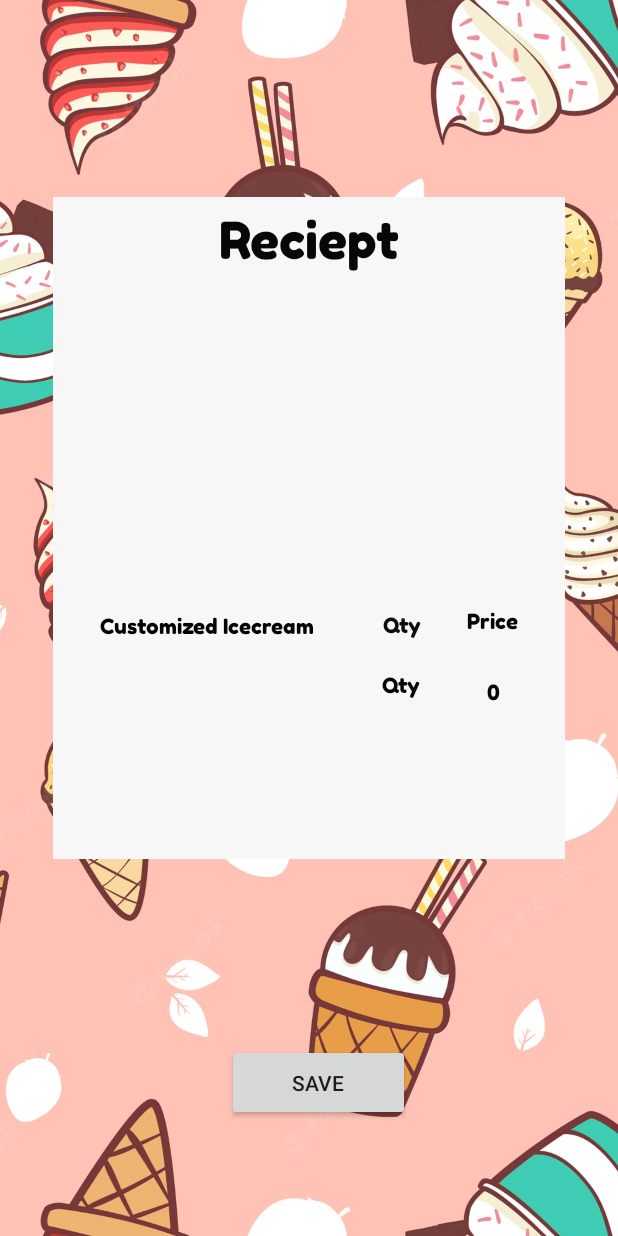
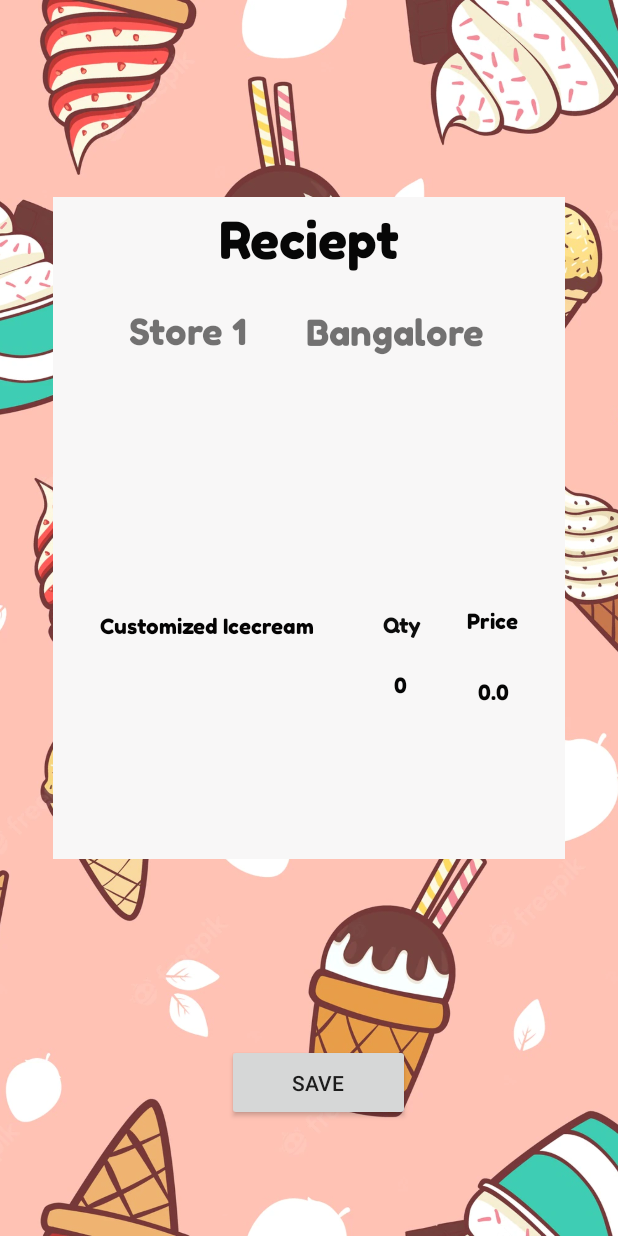
Before and after one commit to Deepanc7/Customice, an Android app: the Delivery screen opened directly, with no data from a screen before it, after a tap on "NEXT", on a phone screen of 412 x 824 dp. Run offline under Robolectric (Android 15) with nearby library versions, the phone set to English and light mode, and no system bars; Roboto replaces fonts that are not available here.

Commit message:
price and quantity

```diff
--- a/app/build.gradle
+++ b/app/build.gradle
@@ -32,6 +32,7 @@ dependencies {
 
     def fragment_version = "1.3.4"
 
+
     // Java language implementation
     implementation "androidx.fragment:fragment:$fragment_version"
     implementation 'pl.droidsonroids.gif:android-gif-drawable:1.2.24'
--- a/app/src/main/java/com/example/t_frag/BillActivity.java
+++ b/app/src/main/java/com/example/t_frag/BillActivity.java
@@ -9,8 +9,8 @@ import androidx.appcompat.app.AppCompatActivity;
 
 public class BillActivity extends AppCompatActivity {
 
-    String a,b,name,t;
-    TextView rcv,rcv1,address,icecream,price;
+    String a,b,name,t,add;
+    TextView rcv,rcv1,address,icecream,price,qty;
     private static final int PERMISSION_REQUEST_CODE = 200;
     @Override
     protected void onCreate(Bundle savedInstanceState) {
@@ -20,19 +20,26 @@ public class BillActivity extends AppCompatActivity {
         Bundle bundle=getIntent().getBundleExtra("a");
         a=bundle.getString("data");
         b=bundle.getString("data1");
+        add=bundle.getString("data2");
         rcv = (TextView) findViewById(R.id.textView8);
         rcv1 = (TextView) findViewById(R.id.textView2);
+        address = (TextView) findViewById(R.id.textView52);
+        address.setText(add);
         rcv.setText(a);
         rcv1.setText(b);
         SharedPreferences sharedPref = getSharedPreferences("preferences",0);
         String s1 = sharedPref.getString("icecream","");
         int a = sharedPref.getInt("total", 0);
+        int c = sharedPref.getInt("quantity", 0);
 
+        float t1=c*a;
+        qty = (TextView) findViewById(R.id.textView36);
+        qty.setText(String.valueOf(c));
         icecream = (TextView) findViewById(R.id.textView34);
         price = (TextView) findViewById(R.id.textView35);
-// We can then use the data
         icecream.setText(s1);
-        price.setText(String.valueOf(a));
+        price.setText(String.valueOf(t1));
+
 
     }
 }
--- a/app/src/main/java/com/example/t_frag/Delivery.java
+++ b/app/src/main/java/com/example/t_frag/Delivery.java
@@ -17,7 +17,7 @@ public class Delivery extends AppCompatActivity {
     private Spinner dynamicSpinner3;
     private Spinner dynamicSpinner4;
     EditText e;
-    String c;
+    String c,b;
     @Override
     protected void onCreate(Bundle savedInstanceState) {
         super.onCreate(savedInstanceState);
@@ -37,6 +37,7 @@ public class Delivery extends AppCompatActivity {
             public void onItemSelected(AdapterView<?> parent, View view,
                                        int position, long id) {
                 Log.v("item", (String) parent.getItemAtPosition(position));
+                b=(String)parent.getItemAtPosition(position);
 
             }
 
@@ -68,18 +69,21 @@ public class Delivery extends AppCompatActivity {
         });
 
         e=(EditText)findViewById(R.id.edit);
-        //String e1=e.getText().toString();
+
         Button button = (Button)findViewById(R.id.next_button3);
 
         button.setOnClickListener(new View.OnClickListener() {
             public void onClick(View v) {
                 String e1=e.getText().toString();
                 Bundle bundle=new Bundle();
-                bundle.putString("data", e1);
+                bundle.putString("data", c);
+                bundle.putString("data1",b);
+                bundle.putString("data2",e1);
                 Intent it=new Intent(getBaseContext(),BillActivity.class);
                 it.putExtra("a",bundle);
                 startActivity(it);
             }
         });
+
     }
 }
--- a/app/src/main/java/com/example/t_frag/StoreActivity.java
+++ b/app/src/main/java/com/example/t_frag/StoreActivity.java
@@ -79,5 +79,6 @@ public class StoreActivity extends AppCompatActivity {
                 startActivity(it);
             }
         });
+
     }
 }
--- a/app/src/main/res/layout/activity_bill.xml
+++ b/app/src/main/res/layout/activity_bill.xml
@@ -19,7 +19,7 @@
         app:layout_constraintTop_toTopOf="parent"></pl.droidsonroids.gif.GifImageView>
 
     <Button
-        android:id="@+id/idBtnGeneratePDF"
+        android:id="@+id/button1"
         android:layout_width="122dp"
         android:layout_height="51dp"
         android:layout_centerInParent="true"
@@ -86,6 +86,20 @@
         app:layout_constraintVertical_bias="0.262" />
 
     <TextView
+        android:id="@+id/textView52"
+        android:layout_width="158dp"
+        android:layout_height="38dp"
+        android:fontFamily="@font/fredoka_one"
+        android:textAlignment="center"
+        android:textSize="24sp"
+        app:layout_constraintBottom_toBottomOf="parent"
+        app:layout_constraintEnd_toEndOf="parent"
+        app:layout_constraintHorizontal_bias="0.498"
+        app:layout_constraintStart_toStartOf="parent"
+        app:layout_constraintTop_toTopOf="parent"
+        app:layout_constraintVertical_bias="0.329" />
+
+    <TextView
         android:id="@+id/textView31"
         android:layout_width="205dp"
         android:layout_height="44dp"
@@ -102,17 +116,17 @@
 
     <TextView
         android:id="@+id/textView34"
-        android:layout_width="207dp"
-        android:layout_height="46dp"
+        android:layout_width="189dp"
+        android:layout_height="65dp"
         android:fontFamily="@font/fredoka_one"
         android:textAlignment="center"
         android:textColor="#050505"
         app:layout_constraintBottom_toBottomOf="parent"
         app:layout_constraintEnd_toEndOf="parent"
-        app:layout_constraintHorizontal_bias="0.168"
+        app:layout_constraintHorizontal_bias="0.157"
         app:layout_constraintStart_toStartOf="parent"
         app:layout_constraintTop_toTopOf="parent"
-        app:layout_constraintVertical_bias="0.579" />
+        app:layout_constraintVertical_bias="0.609" />
 
     <TextView
         android:id="@+id/textView32"
@@ -182,6 +196,6 @@
         app:layout_constraintHorizontal_bias="1.0"
         app:layout_constraintStart_toStartOf="parent"
         app:layout_constraintTop_toTopOf="parent"
-        app:layout_constraintVertical_bias="0.34" />
+        app:layout_constraintVertical_bias="0.438" />
 
 </androidx.constraintlayout.widget.ConstraintLayout>
```
Also changed, not shown: app/src/main/java/com/example/t_frag/Store.java (+11 -5 lines), app/src/main/res/layout/activity_delivery.xml (+15 -14 lines).
